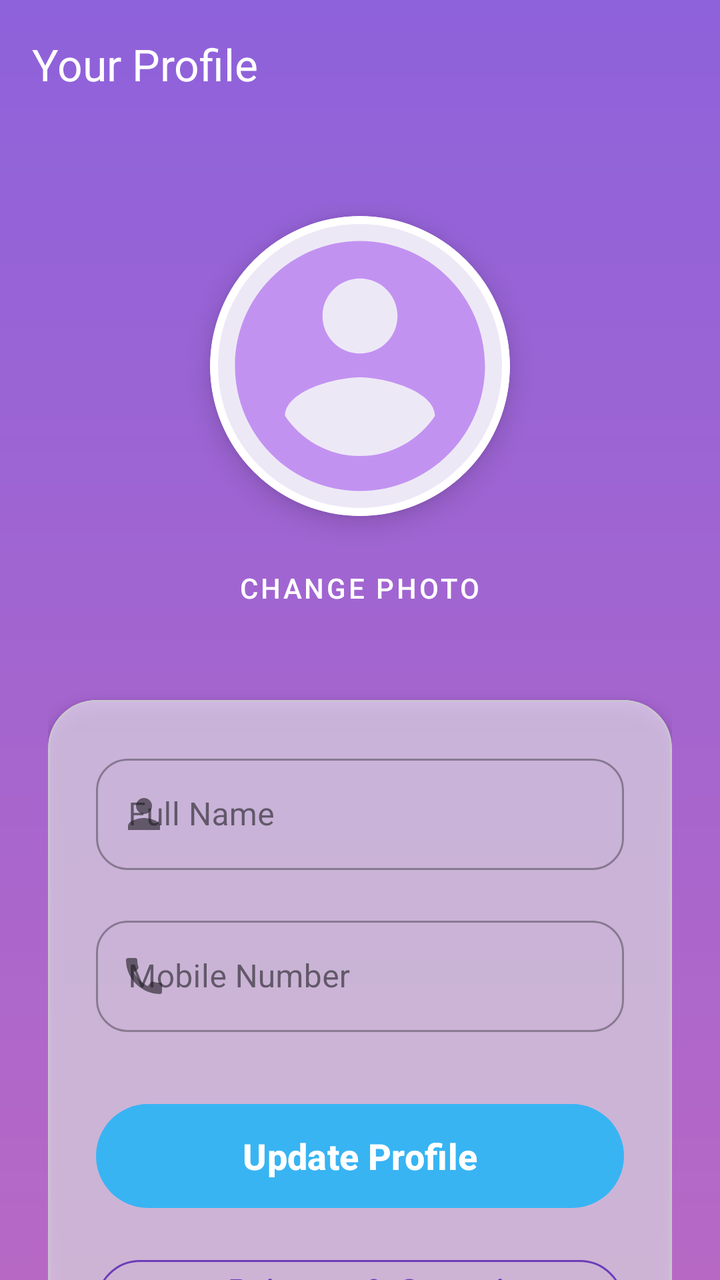
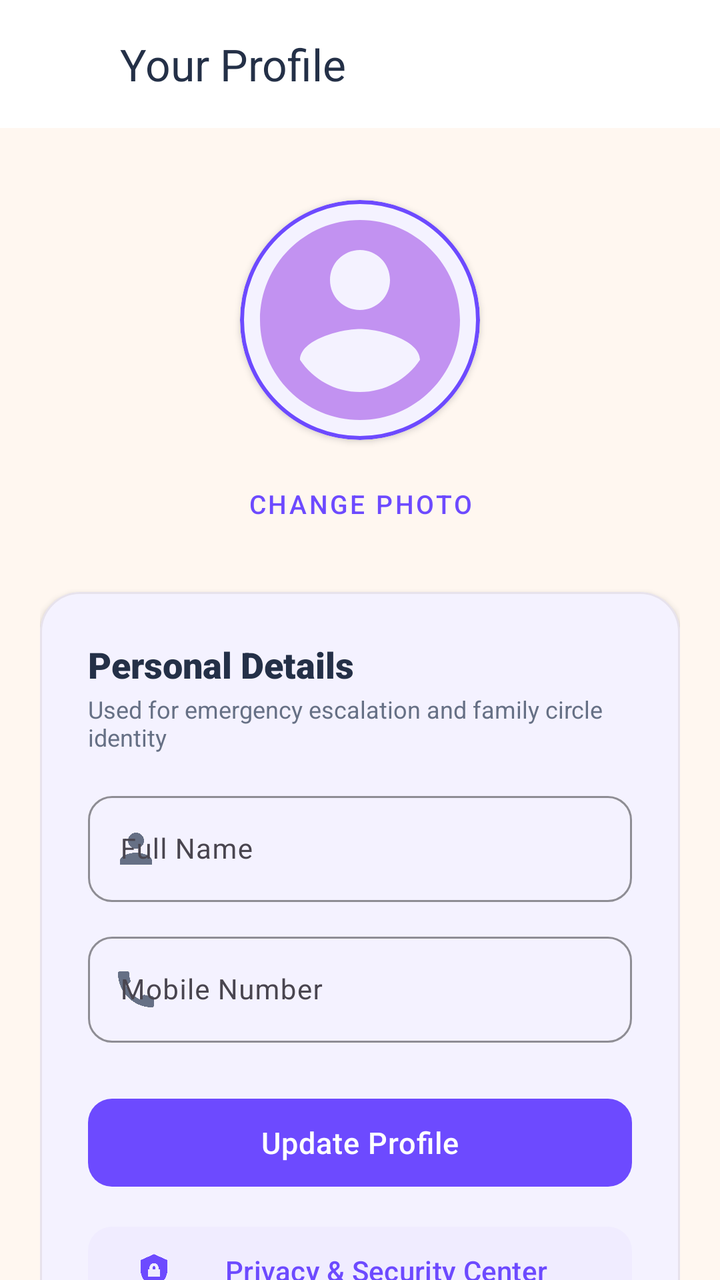

Screens rendered from an Android XML layout before and after an edit, with the pre-edit source and the edit as a unified diff.
<!-- AndroidManifest.xml: application theme Theme.EmpowHer -->
<!-- res/layout/activity_profile.xml -->
<?xml version="1.0" encoding="utf-8"?>
<androidx.coordinatorlayout.widget.CoordinatorLayout xmlns:android="http://schemas.android.com/apk/res/android"
    xmlns:app="http://schemas.android.com/apk/res-auto"
    android:layout_width="match_parent"
    android:layout_height="match_parent"
    android:background="@drawable/bg">

    <com.google.android.material.appbar.AppBarLayout
        android:layout_width="match_parent"
        android:layout_height="wrap_content"
        android:background="@android:color/transparent"
        app:elevation="0dp">

        <androidx.appcompat.widget.Toolbar
            android:layout_width="match_parent"
            android:layout_height="?attr/actionBarSize"
            app:title="Your Profile"
            app:titleTextColor="@color/white" />
    </com.google.android.material.appbar.AppBarLayout>

    <androidx.core.widget.NestedScrollView
        android:layout_width="match_parent"
        android:layout_height="match_parent"
        app:layout_behavior="@string/appbar_scrolling_view_behavior">

        <LinearLayout
            android:layout_width="match_parent"
            android:layout_height="wrap_content"
            android:gravity="center_horizontal"
            android:orientation="vertical"
            android:padding="24dp">

            <com.google.android.material.card.MaterialCardView
                android:layout_width="150dp"
                android:layout_height="150dp"
                app:cardCornerRadius="75dp"
                app:cardElevation="8dp"
                android:layout_marginTop="20dp"
                app:strokeWidth="4dp"
                app:strokeColor="@color/white">

                <ImageView
                    android:id="@+id/img_profile_photo"
                    android:layout_width="match_parent"
                    android:layout_height="match_parent"
                    android:scaleType="centerCrop"
                    android:src="@drawable/profile_icon" />
            </com.google.android.material.card.MaterialCardView>

            <com.google.android.material.button.MaterialButton
                android:id="@+id/btn_change_photo"
                style="@style/Widget.MaterialComponents.Button.TextButton"
                android:layout_width="wrap_content"
                android:layout_height="wrap_content"
                android:layout_marginTop="12dp"
                android:text="Change Photo"
                android:textColor="@color/white" />

            <com.google.android.material.card.MaterialCardView
                android:layout_width="match_parent"
                android:layout_height="wrap_content"
                android:layout_marginTop="32dp"
                app:cardBackgroundColor="#CCFFFFFF"
                app:cardCornerRadius="24dp"
                app:cardElevation="4dp">

                <LinearLayout
                    android:layout_width="match_parent"
                    android:layout_height="wrap_content"
                    android:orientation="vertical"
                    android:padding="24dp">

                    <com.google.android.material.textfield.TextInputLayout
                        style="@style/Widget.MaterialComponents.TextInputLayout.OutlinedBox"
                        android:layout_width="match_parent"
                        android:layout_height="wrap_content"
                        android:hint="Full Name"
                        app:startIconDrawable="@drawable/user"
                        app:boxCornerRadiusTopStart="16dp"
                        app:boxCornerRadiusTopEnd="16dp"
                        app:boxCornerRadiusBottomStart="16dp"
                        app:boxCornerRadiusBottomEnd="16dp">

                        <com.google.android.material.textfield.TextInputEditText
                            android:id="@+id/et_name"
                            android:layout_width="match_parent"
                            android:layout_height="wrap_content"
                            android:inputType="textPersonName" />
                    </com.google.android.material.textfield.TextInputLayout>

                    <com.google.android.material.textfield.TextInputLayout
                        style="@style/Widget.MaterialComponents.TextInputLayout.OutlinedBox"
                        android:layout_width="match_parent"
                        android:layout_height="wrap_content"
                        android:layout_marginTop="20dp"
                        android:hint="Mobile Number"
                        app:startIconDrawable="@drawable/baseline_call_24"
                        app:boxCornerRadiusTopStart="16dp"
                        app:boxCornerRadiusTopEnd="16dp"
                        app:boxCornerRadiusBottomStart="16dp"
                        app:boxCornerRadiusBottomEnd="16dp">

                        <com.google.android.material.textfield.TextInputEditText
                            android:id="@+id/et_mobile_number"
                            android:layout_width="match_parent"
                            android:layout_height="wrap_content"
                            android:inputType="phone" />
                    </com.google.android.material.textfield.TextInputLayout>

                    <com.google.android.material.button.MaterialButton
                        android:id="@+id/btn_save_profile"
                        android:layout_width="match_parent"
                        android:layout_height="60dp"
                        android:layout_marginTop="32dp"
                        android:text="Update Profile"
                        android:textAllCaps="false"
                        android:textSize="18sp"
                        android:textStyle="bold"
                        app:cornerRadius="30dp"
                        app:backgroundTint="#38b4F3" />

                    <com.google.android.material.button.MaterialButton
                        android:id="@+id/btn_privacy_center"
                        style="@style/Widget.MaterialComponents.Button.OutlinedButton"
                        android:layout_width="match_parent"
                        android:layout_height="56dp"
                        android:layout_marginTop="16dp"
                        android:text="Privacy &amp; Security Center"
                        android:textAllCaps="false"
                        android:textColor="@color/deep_purple"
                        android:textSize="16sp"
                        app:icon="@drawable/ic_shield_lock"
                        app:iconTint="@color/deep_purple"
                        app:strokeColor="@color/deep_purple"
                        app:cornerRadius="28dp" />

                </LinearLayout>
            </com.google.android.material.card.MaterialCardView>

        </LinearLayout>
    </androidx.core.widget.NestedScrollView>

</androidx.coordinatorlayout.widget.CoordinatorLayout>
<!-- resources referenced by this layout -->
<resources>
  <color name="deep_purple">#6D3DB8</color>
  <color name="white">#FFFFFF</color>
  <!-- drawable bg (drawable) -->
  <?xml version="1.0" encoding="utf-8"?>
  <shape xmlns:android="http://schemas.android.com/apk/res/android">
      <gradient android:type="linear" android:angle="100"
          android:startColor="#8E62DB" android:endColor="#B768C5" />
  
  </shape>
  <style name="Theme.EmpowHer" parent="Base.Theme.EmpowHer" />
  <style name="Base.Theme.EmpowHer" parent="Theme.Material3.DayNight.NoActionBar">
          <item name="colorPrimary">@color/deep_purple</item>
          <item name="colorOnPrimary">@color/white</item>
          <item name="colorSecondary">@color/deep_purple</item>
          <item name="colorSurface">@color/woshield_card_bg</item>
          <item name="android:windowBackground">@color/woshield_bg</item>
          <item name="android:statusBarColor">@color/dark_purple</item>
      </style>
  <color name="woshield_card_bg">#FFFFFF</color>
  <color name="woshield_bg">#F8F6FC</color>
  <color name="dark_purple">#382253</color>
  <!-- unchanged entries left out for length: 4 -->
</resources>

<!-- the commit's change to res/layout/activity_profile.xml (unified diff, before → after) -->
@@ -1,26 +1,30 @@
 <?xml version="1.0" encoding="utf-8"?>
 <androidx.coordinatorlayout.widget.CoordinatorLayout xmlns:android="http://schemas.android.com/apk/res/android"
     xmlns:app="http://schemas.android.com/apk/res-auto"
+    xmlns:tools="http://schemas.android.com/tools"
     android:layout_width="match_parent"
     android:layout_height="match_parent"
-    android:background="@drawable/bg">
+    android:background="@color/warm_ivory">
 
     <com.google.android.material.appbar.AppBarLayout
         android:layout_width="match_parent"
         android:layout_height="wrap_content"
-        android:background="@android:color/transparent"
-        app:elevation="0dp">
+        android:background="@color/white"
+        app:elevation="1dp">
 
         <androidx.appcompat.widget.Toolbar
+            android:id="@+id/toolbar_profile"
             android:layout_width="match_parent"
             android:layout_height="?attr/actionBarSize"
+            app:navigationIcon="@drawable/ic_arrow_back"
             app:title="Your Profile"
-            app:titleTextColor="@color/white" />
+            app:titleTextColor="@color/text_primary" />
     </com.google.android.material.appbar.AppBarLayout>
 
     <androidx.core.widget.NestedScrollView
         android:layout_width="match_parent"
         android:layout_height="match_parent"
+        android:fillViewport="true"
         app:layout_behavior="@string/appbar_scrolling_view_behavior">
 
         <LinearLayout
@@ -28,21 +32,22 @@
             android:layout_height="wrap_content"
             android:gravity="center_horizontal"
             android:orientation="vertical"
-            android:padding="24dp">
+            android:padding="20dp">
 
             <com.google.android.material.card.MaterialCardView
-                android:layout_width="150dp"
-                android:layout_height="150dp"
-                app:cardCornerRadius="75dp"
-                app:cardElevation="8dp"
-                android:layout_marginTop="20dp"
-                app:strokeWidth="4dp"
-                app:strokeColor="@color/white">
+                android:layout_width="120dp"
+                android:layout_height="120dp"
+                android:layout_marginTop="16dp"
+                app:cardCornerRadius="60dp"
+                app:cardElevation="2dp"
+                app:strokeColor="@color/royal_violet"
+                app:strokeWidth="2dp">
 
                 <ImageView
                     android:id="@+id/img_profile_photo"
                     android:layout_width="match_parent"
                     android:layout_height="match_parent"
+                    android:contentDescription="Profile Photo"
                     android:scaleType="centerCrop"
                     android:src="@drawable/profile_icon" />
             </com.google.android.material.card.MaterialCardView>
@@ -52,17 +57,22 @@
                 style="@style/Widget.MaterialComponents.Button.TextButton"
                 android:layout_width="wrap_content"
                 android:layout_height="wrap_content"
-                android:layout_marginTop="12dp"
+                android:layout_marginTop="8dp"
+                android:fontFamily="sans-serif-medium"
                 android:text="Change Photo"
-                android:textColor="@color/white" />
+                android:textColor="@color/royal_violet"
+                android:textSize="13sp" />
 
+            
             <com.google.android.material.card.MaterialCardView
                 android:layout_width="match_parent"
                 android:layout_height="wrap_content"
-                android:layout_marginTop="32dp"
-                app:cardBackgroundColor="#CCFFFFFF"
-                app:cardCornerRadius="24dp"
-                app:cardElevation="4dp">
+                android:layout_marginTop="20dp"
+                app:cardBackgroundColor="@color/white"
+                app:cardCornerRadius="20dp"
+                app:cardElevation="2dp"
+                app:strokeColor="@color/subtle_border"
+                app:strokeWidth="1dp">
 
                 <LinearLayout
                     android:layout_width="match_parent"
@@ -70,69 +80,80 @@
                     android:orientation="vertical"
                     android:padding="24dp">
 
+                    <TextView
+                        android:layout_width="wrap_content"
+                        android:layout_height="wrap_content"
+                        android:fontFamily="sans-serif-black"
+                        android:text="Personal Details"
+                        android:textColor="@color/text_primary"
+                        android:textSize="18sp" />
+
+                    <TextView
+                        android:layout_width="wrap_content"
+                        android:layout_height="wrap_content"
+                        android:layout_marginTop="2dp"
+                        android:fontFamily="sans-serif"
+                        android:text="Used for emergency escalation and family circle identity"
+                        android:textColor="@color/text_secondary"
+                        android:textSize="12sp" />
+
                     <com.google.android.material.textfield.TextInputLayout
-                        style="@style/Widget.MaterialComponents.TextInputLayout.OutlinedBox"
+                        style="@style/Widget.Woshield.TextInputLayout"
                         android:layout_width="match_parent"
                         android:layout_height="wrap_content"
+                        android:layout_marginTop="16dp"
                         android:hint="Full Name"
                         app:startIconDrawable="@drawable/user"
-                        app:boxCornerRadiusTopStart="16dp"
-                        app:boxCornerRadiusTopEnd="16dp"
-                        app:boxCornerRadiusBottomStart="16dp"
-                        app:boxCornerRadiusBottomEnd="16dp">
+                        app:startIconTint="@color/text_secondary">
 
                         <com.google.android.material.textfield.TextInputEditText
                             android:id="@+id/et_name"
                             android:layout_width="match_parent"
                             android:layout_height="wrap_content"
-                            android:inputType="textPersonName" />
+                            android:fontFamily="sans-serif"
+                            android:inputType="textPersonName"
+                            android:textColor="@color/text_primary"
+                            android:textSize="14sp" />
                     </com.google.android.material.textfield.TextInputLayout>
 
                     <com.google.android.material.textfield.TextInputLayout
-                        style="@style/Widget.MaterialComponents.TextInputLayout.OutlinedBox"
+                        style="@style/Widget.Woshield.TextInputLayout"
                         android:layout_width="match_parent"
                         android:layout_height="wrap_content"
-                        android:layout_marginTop="20dp"
+                        android:layout_marginTop="12dp"
                         android:hint="Mobile Number"
                         app:startIconDrawable="@drawable/baseline_call_24"
-                        app:boxCornerRadiusTopStart="16dp"
-                        app:boxCornerRadiusTopEnd="16dp"
-                        app:boxCornerRadiusBottomStart="16dp"
-                        app:boxCornerRadiusBottomEnd="16dp">
+                        app:startIconTint="@color/text_secondary">
 
                         <com.google.android.material.textfield.TextInputEditText
                             android:id="@+id/et_mobile_number"
                             android:layout_width="match_parent"
                             android:layout_height="wrap_content"
-                            android:inputType="phone" />
+                            android:fontFamily="sans-serif"
+                            android:inputType="phone"
+                            android:textColor="@color/text_primary"
+                            android:textSize="14sp" />
                     </com.google.android.material.textfield.TextInputLayout>
 
                     <com.google.android.material.button.MaterialButton
                         android:id="@+id/btn_save_profile"
+                        style="@style/Widget.Woshield.Button.Primary"
                         android:layout_width="match_parent"
-                        android:layout_height="60dp"
-                        android:layout_marginTop="32dp"
+                        android:layout_height="52dp"
+                        android:layout_marginTop="24dp"
                         android:text="Update Profile"
-                        android:textAllCaps="false"
-                        android:textSize="18sp"
-                        android:textStyle="bold"
-                        app:cornerRadius="30dp"
-                        app:backgroundTint="#38b4F3" />
+                        android:textSize="15sp" />
 
                     <com.google.android.material.button.MaterialButton
                         android:id="@+id/btn_privacy_center"
-                        style="@style/Widget.MaterialComponents.Button.OutlinedButton"
+                        style="@style/Widget.Woshield.Button.Secondary"
                         android:layout_width="match_parent"
-                        android:layout_height="56dp"
-                        android:layout_marginTop="16dp"
+                        android:layout_height="52dp"
+                        android:layout_marginTop="12dp"
                         android:text="Privacy &amp; Security Center"
-                        android:textAllCaps="false"
-                        android:textColor="@color/deep_purple"
-                        android:textSize="16sp"
+                        android:textSize="14sp"
                         app:icon="@drawable/ic_shield_lock"
-                        app:iconTint="@color/deep_purple"
-                        app:strokeColor="@color/deep_purple"
-                        app:cornerRadius="28dp" />
+                        app:iconTint="@color/royal_violet" />
 
                 </LinearLayout>
             </com.google.android.material.card.MaterialCardView>
<!-- resource entries referenced after the edit -->
@@ -1,26 +1,78 @@
 <!-- resources referenced by this layout -->
 <resources>
-  <color name="deep_purple">#6D3DB8</color>
+  <color name="royal_violet">#6D4AFF</color>
+  <color name="subtle_border">#E7E2EC</color>
+  <color name="text_primary">#243047</color>
+  <color name="text_secondary">#667085</color>
+  <color name="warm_ivory">#FFF7F0</color>
   <color name="white">#FFFFFF</color>
-  <!-- drawable bg (drawable) -->
-  <?xml version="1.0" encoding="utf-8"?>
-  <shape xmlns:android="http://schemas.android.com/apk/res/android">
-      <gradient android:type="linear" android:angle="100"
-          android:startColor="#8E62DB" android:endColor="#B768C5" />
-  
-  </shape>
+  <!-- drawable ic_arrow_back (drawable) -->
+  <vector xmlns:android="http://schemas.android.com/apk/res/android"
+      android:width="24dp"
+      android:height="24dp"
+      android:viewportWidth="24"
+      android:viewportHeight="24"
+      android:tint="#FFFFFF">
+    <path
+        android:fillColor="@android:color/white"
+        android:pathData="M20,11H7.83l5.59,-5.59L12,4l-8,8 8,8 1.41,-1.41L7.83,13H20v-2z"/>
+  </vector>
+  <style name="Widget.Woshield.Button.Primary" parent="Widget.Material3.Button">
+          <item name="android:minHeight">@dimen/min_touch_target</item>
+          <item name="cornerRadius">@dimen/radius_button</item>
+          <item name="backgroundTint">@color/royal_violet</item>
+          <item name="android:textColor">@color/white</item>
+          <item name="android:textSize">@dimen/text_body</item>
+          <item name="android:fontFamily">sans-serif-medium</item>
+          <item name="android:textAllCaps">false</item>
+          <item name="android:letterSpacing">0.02</item>
+      </style>
+  <style name="Widget.Woshield.Button.Secondary" parent="Widget.Material3.Button">
+          <item name="android:minHeight">@dimen/min_touch_target</item>
+          <item name="cornerRadius">@dimen/radius_button</item>
+          <item name="backgroundTint">@color/soft_violet_surface</item>
+          <item name="android:textColor">@color/royal_violet</item>
+          <item name="android:textSize">@dimen/text_body</item>
+          <item name="android:fontFamily">sans-serif-medium</item>
+          <item name="android:textAllCaps">false</item>
+      </style>
+  <style name="Widget.Woshield.TextInputLayout" parent="Widget.Material3.TextInputLayout.OutlinedBox">
+          <item name="boxCornerRadiusTopStart">@dimen/radius_input</item>
+          <item name="boxCornerRadiusTopEnd">@dimen/radius_input</item>
+          <item name="boxCornerRadiusBottomStart">@dimen/radius_input</item>
+          <item name="boxCornerRadiusBottomEnd">@dimen/radius_input</item>
+          <item name="boxStrokeColor">@color/royal_violet</item>
+          <item name="boxStrokeWidth">1dp</item>
+          <item name="boxStrokeWidthFocused">2dp</item>
+          <item name="hintTextColor">@color/royal_violet</item>
+      </style>
   <style name="Theme.EmpowHer" parent="Base.Theme.EmpowHer" />
+  <dimen name="min_touch_target">48dp</dimen>
+  <dimen name="radius_button">12dp</dimen>
+  <dimen name="text_body">14sp</dimen>
+  <color name="soft_violet_surface">#F0ECFF</color>
+  <dimen name="radius_input">12dp</dimen>
   <style name="Base.Theme.EmpowHer" parent="Theme.Material3.DayNight.NoActionBar">
-          <item name="colorPrimary">@color/deep_purple</item>
+          <item name="colorPrimary">@color/royal_violet</item>
           <item name="colorOnPrimary">@color/white</item>
-          <item name="colorSecondary">@color/deep_purple</item>
+          <item name="colorSecondary">@color/royal_violet</item>
           <item name="colorSurface">@color/woshield_card_bg</item>
           <item name="android:windowBackground">@color/woshield_bg</item>
-          <item name="android:statusBarColor">@color/dark_purple</item>
+          <item name="android:statusBarColor">@color/woshield_bg</item>
+          <item name="android:windowLightStatusBar" tools:targetApi="m">true</item>
+          <item name="materialCardViewStyle">@style/Widget.Woshield.Card</item>
       </style>
   <color name="woshield_card_bg">#FFFFFF</color>
-  <color name="woshield_bg">#F8F6FC</color>
-  <color name="dark_purple">#382253</color>
+  <color name="woshield_bg">#FFF7F0</color>
+  <style name="Widget.Woshield.Card" parent="Widget.Material3.CardView.Elevated">
+          <item name="cardCornerRadius">@dimen/radius_card</item>
+          <item name="cardElevation">@dimen/elevation_card</item>
+          <item name="strokeWidth">1dp</item>
+          <item name="strokeColor">@color/subtle_border</item>
+          <item name="cardBackgroundColor">@color/woshield_card_bg</item>
+      </style>
+  <dimen name="radius_card">16dp</dimen>
+  <dimen name="elevation_card">2dp</dimen>
   <!-- unchanged entries left out for length: 4 -->
 </resources>
 
